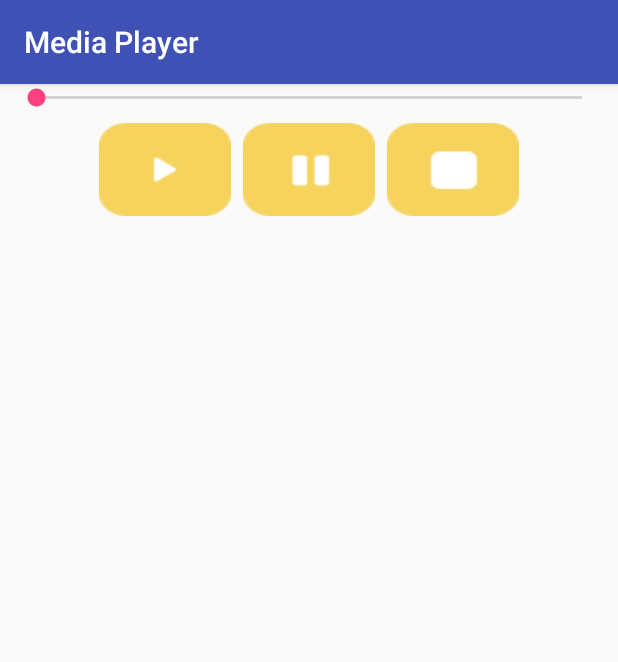
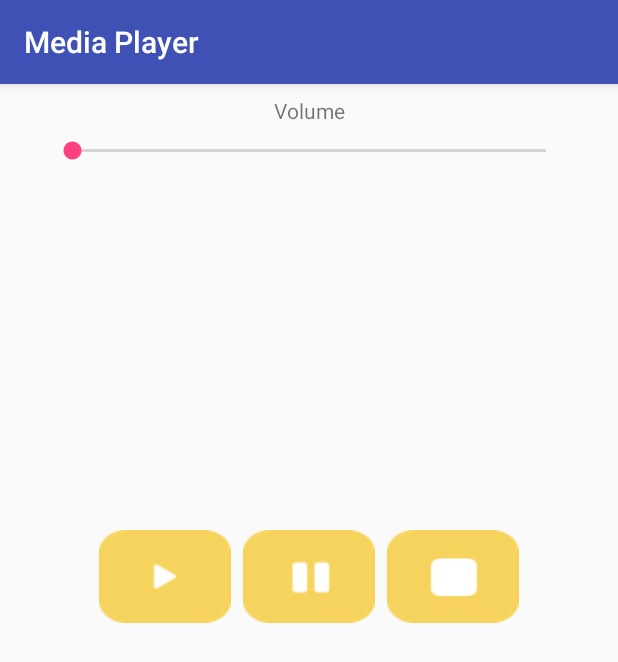
Before and after one commit to jiraspiom/AND_MediaPlayer, an Android app: the screen it shows after launch (MainActivity), on a phone screen of 412 x 824 dp. Shown: the top 662 px of the screen. Run offline under Robolectric (Android 15) with nearby library versions, the phone set to English and light mode, and no system bars.

Commit message:
Adicionado funcionalidade para os botões para dar play, pause e stop.

```diff
--- a/app/src/main/java/br/com/example/alalgi/mediaplayer/MainActivity.java
+++ b/app/src/main/java/br/com/example/alalgi/mediaplayer/MainActivity.java
@@ -1,13 +1,72 @@
 package br.com.example.alalgi.mediaplayer;
 
+import android.media.MediaPlayer;
 import android.support.v7.app.AppCompatActivity;
 import android.os.Bundle;
+import android.view.View;
+import android.widget.Button;
 
 public class MainActivity extends AppCompatActivity {
+
+    private MediaPlayer mediaPlayer;
+    private Button buttonPlay, buttonPause, buttonStop;
 
     @Override
     protected void onCreate(Bundle savedInstanceState) {
         super.onCreate(savedInstanceState);
         setContentView(R.layout.activity_main);
+
+        mediaPlayer = MediaPlayer.create(getApplicationContext(), R.raw.teste);
+
+        buttonPlay = findViewById(R.id.buttonPlay);
+        buttonPause = findViewById(R.id.buttonPause);
+        buttonStop = findViewById(R.id.buttonStop);
+
+
+        buttonPlay.setOnClickListener(new View.OnClickListener() {
+            @Override
+            public void onClick(View v) {
+                executaSom();
+            }
+        });
+
+        buttonPause.setOnClickListener(new View.OnClickListener() {
+            @Override
+            public void onClick(View v) {
+                pausaSom();
+            }
+        });
+
+        buttonStop.setOnClickListener(new View.OnClickListener() {
+            @Override
+            public void onClick(View v) {
+                stopSom();
+
+            }
+        });
+
     }
+
+    public void executaSom(){
+        if (mediaPlayer != null) {
+            mediaPlayer.start();
+        }
+    }
+
+    public void pausaSom(){
+        if (mediaPlayer.isPlaying()){
+            mediaPlayer.pause();
+        }
+    }
+
+    public void stopSom(){
+        if (mediaPlayer.isPlaying()){
+            mediaPlayer.stop();
+
+            //apos para a musica o media player vai estar null, então carrego a musica novament.
+            mediaPlayer = MediaPlayer.create(getApplicationContext(), R.raw.teste);
+        }
+    }
+
+
 }
--- a/app/src/main/res/layout/activity_main.xml
+++ b/app/src/main/res/layout/activity_main.xml
@@ -7,52 +7,68 @@
     tools:context=".MainActivity">
 
     <SeekBar
-        android:id="@+id/seekBar"
+        android:id="@+id/seekVolume"
         android:layout_width="0dp"
+        android:layout_height="wrap_content"
+        android:layout_marginEnd="32dp"
+        android:layout_marginLeft="32dp"
+        android:layout_marginRight="32dp"
+        android:layout_marginStart="32dp"
+        android:layout_marginTop="8dp"
+        app:layout_constraintEnd_toEndOf="parent"
+        app:layout_constraintHorizontal_bias="1.0"
+        app:layout_constraintStart_toStartOf="parent"
+        app:layout_constraintTop_toBottomOf="@+id/textViewVolume" />
+
+    <Button
+        android:id="@+id/buttonPlay"
+        android:layout_width="wrap_content"
+        android:layout_height="wrap_content"
+        android:layout_marginEnd="8dp"
+        android:layout_marginRight="8dp"
+        android:layout_marginTop="244dp"
+        android:background="@drawable/play"
+        app:layout_constraintEnd_toStartOf="@+id/buttonPause"
+        app:layout_constraintHorizontal_bias="0.5"
+        app:layout_constraintHorizontal_chainStyle="packed"
+        app:layout_constraintStart_toStartOf="parent"
+        app:layout_constraintTop_toBottomOf="@+id/seekVolume" />
+
+    <Button
+        android:id="@+id/buttonPause"
+        android:layout_width="wrap_content"
+        android:layout_height="wrap_content"
+        android:layout_marginEnd="8dp"
+        android:layout_marginRight="8dp"
+        android:layout_marginTop="244dp"
+        android:background="@drawable/pause"
+        app:layout_constraintEnd_toStartOf="@+id/buttonStop"
+        app:layout_constraintHorizontal_bias="0.5"
+        app:layout_constraintStart_toEndOf="@+id/buttonPlay"
+        app:layout_constraintTop_toBottomOf="@+id/seekVolume" />
+
+    <Button
+        android:id="@+id/buttonStop"
+        android:layout_width="wrap_content"
+        android:layout_height="wrap_content"
+        android:layout_marginTop="244dp"
+        android:background="@drawable/stop"
+        app:layout_constraintEnd_toEndOf="parent"
+        app:layout_constraintHorizontal_bias="0.5"
+        app:layout_constraintStart_toEndOf="@+id/buttonPause"
+        app:layout_constraintTop_toBottomOf="@+id/seekVolume" />
+
+    <TextView
+        android:id="@+id/textViewVolume"
+        android:layout_width="wrap_content"
         android:layout_height="wrap_content"
         android:layout_marginEnd="8dp"
         android:layout_marginLeft="8dp"
         android:layout_marginRight="8dp"
         android:layout_marginStart="8dp"
+        android:layout_marginTop="8dp"
+        android:text="Volume"
         app:layout_constraintEnd_toEndOf="parent"
         app:layout_constraintStart_toStartOf="parent"
-        tools:layout_editor_absoluteY="246dp" />
-
-    <Button
-        android:id="@+id/button"
-        android:layout_width="wrap_content"
-        android:layout_height="wrap_content"
-        android:layout_marginEnd="8dp"
-        android:layout_marginRight="8dp"
-        android:layout_marginTop="8dp"
-        android:background="@drawable/play"
-        app:layout_constraintEnd_toStartOf="@+id/button2"
-        app:layout_constraintHorizontal_bias="0.5"
-        app:layout_constraintHorizontal_chainStyle="packed"
-        app:layout_constraintStart_toStartOf="parent"
-        app:layout_constraintTop_toBottomOf="@+id/seekBar" />
-
-    <Button
-        android:id="@+id/button2"
-        android:layout_width="wrap_content"
-        android:layout_height="wrap_content"
-        android:layout_marginEnd="8dp"
-        android:layout_marginRight="8dp"
-        android:layout_marginTop="8dp"
-        android:background="@drawable/pause"
-        app:layout_constraintEnd_toStartOf="@+id/button3"
-        app:layout_constraintHorizontal_bias="0.5"
-        app:layout_constraintStart_toEndOf="@+id/button"
-        app:layout_constraintTop_toBottomOf="@+id/seekBar" />
-
-    <Button
-        android:id="@+id/button3"
-        android:layout_width="wrap_content"
-        android:layout_height="wrap_content"
-        android:layout_marginTop="8dp"
-        android:background="@drawable/stop"
-        app:layout_constraintEnd_toEndOf="parent"
-        app:layout_constraintHorizontal_bias="0.5"
-        app:layout_constraintStart_toEndOf="@+id/button2"
-        app:layout_constraintTop_toBottomOf="@+id/seekBar" />
+        app:layout_constraintTop_toTopOf="parent" />
 </android.support.constraint.ConstraintLayout>
```
